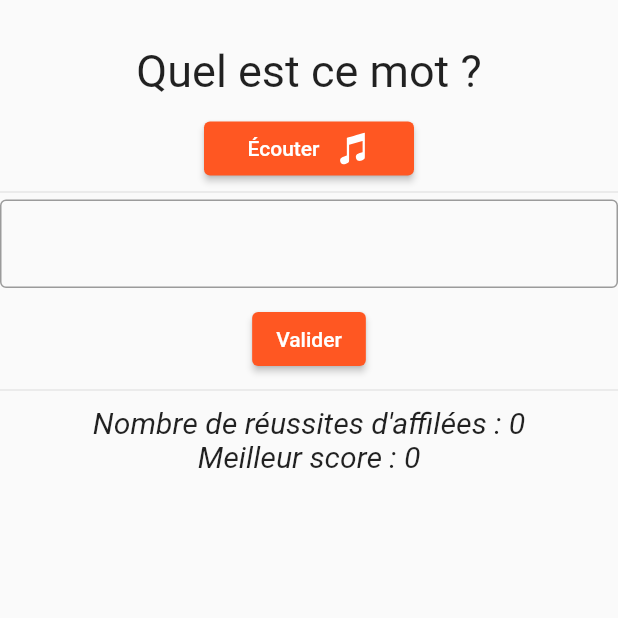
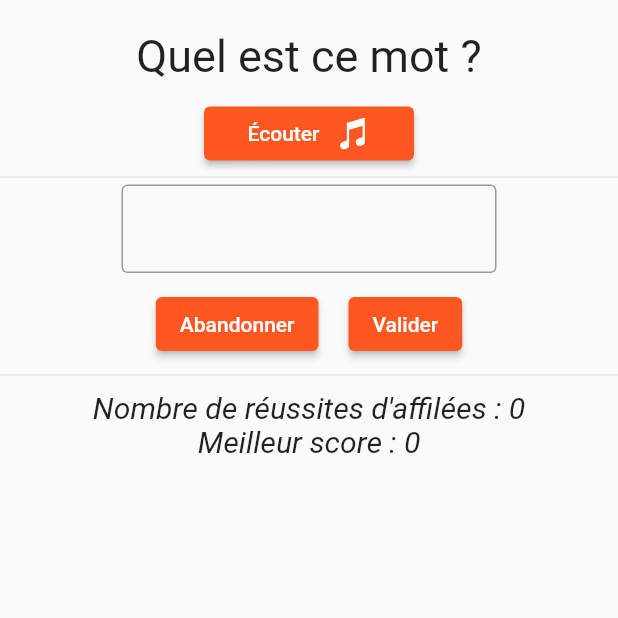
Before and after one commit to Jehxon/MorseTrainer, a Flutter app: the GuessWordPage screen opened directly, after a tap on "Valider", on a phone screen of 412 x 824 dp, the top half of it. Run offline on Flutter 3.47's test engine with Material 2 defaults, Android fonts, the phone set to English and light mode, and no system bars; our stand-ins replace audioplayers, flutter_colorpicker, ionicons, shared_preferences; accounts and stored records are empty.

Commit message:
Fixed small bugs + added full word guess game

```diff
--- a/lib/models/audio_players.dart
+++ b/lib/models/audio_players.dart
@@ -2,9 +2,6 @@ import 'package:audioplayers/audioplayers.dart';
 
 class Audio {
   static final AudioPlayer player = AudioPlayer();
-  Audio() {
-    player.setPlayerMode(PlayerMode.lowLatency);
-  }
   Future<void> play(String assetPath) async {
     await player.play(AssetSource(assetPath));
   }
--- a/lib/widgets/modes/guess_letter_page.dart
+++ b/lib/pages/guess_letter_page.dart
@@ -119,6 +119,9 @@ class _GuessLetterPageState extends State<GuessLetterPage> {
     if (isRightChoice(choicesLetters[choiceId])) {
       setState(() {
         streak += 1;
+        for(int i = 0; i < choicesStates.length; i++){
+          choicesStates[i] = ChoiceState.wronglyGuessed;
+        }
         choicesStates[choiceId] = ChoiceState.correctlyGuessed;
       });
       if (streak > preferences["guessLetterHighScore"]!) {
--- a/lib/widgets/modes/guess_word_page.dart
+++ b/lib/pages/guess_word_page.dart
@@ -1,4 +1,5 @@
 import 'dart:math';
+import 'package:flutter/services.dart';
 import 'package:flutter/material.dart';
 import 'package:ionicons/ionicons.dart';
 import 'package:morse_trainer/global.dart';
@@ -27,6 +28,7 @@ class _GuessWordPageState extends State<GuessWordPage> {
   String currentGuess = "";
   bool correctGuess = false;
   int streak = 0;
+  final TextEditingController textEditingController = TextEditingController();
 
   @override
   void initState() {
@@ -34,6 +36,12 @@ class _GuessWordPageState extends State<GuessWordPage> {
     wordToFindFormatted = "";
     drawNewWordToGuess();
     super.initState();
+  }
+
+  @override
+  void dispose() {
+    textEditingController.dispose();
+    super.dispose();
   }
 
   void drawNewWordToGuess() {
@@ -46,6 +54,7 @@ class _GuessWordPageState extends State<GuessWordPage> {
       wordToFindFormatted = formatWord(wordToFind);
       currentGuess = "";
       correctGuess = false;
+      textEditingController.clear();
     });
     playWord(wordToFindFormatted);
   }
@@ -59,8 +68,7 @@ class _GuessWordPageState extends State<GuessWordPage> {
     return formatWord(word) == wordToFindFormatted;
   }
 
-  Future<void> onGuess() async {
-    if (isRightWord(currentGuess)) {
+  Future<void> onGoodGuess() async {
     setState(() {
       streak += 1;
       correctGuess = true;
@@ -72,12 +80,21 @@ class _GuessWordPageState extends State<GuessWordPage> {
     await audioPlayer.play("sounds/correct_guess.mp3");
     await Future.delayed(const Duration(seconds: 1));
     drawNewWordToGuess();
-    } else {
+  }
+
+  Future<void> onWrongGuess() async {
     setState(() {
       streak = 0;
-        currentGuess = "";
     });
     await audioPlayer.play("sounds/wrong_guess.mp3");
+  }
+
+  Future<void> onGuess() async {
+    print(wordToFindFormatted);
+    if (isRightWord(currentGuess)) {
+      await onGoodGuess();
+    } else {
+      await onWrongGuess();
     }
   }
 
@@ -87,7 +104,7 @@ class _GuessWordPageState extends State<GuessWordPage> {
       body: Center(
         child: Column(
           children: [
-            const SizedBox(height: 30),
+            const SizedBox(height: 20),
             const Text(
               "Quel est ce mot ?",
               style: TextStyle(
@@ -116,8 +133,20 @@ class _GuessWordPageState extends State<GuessWordPage> {
               onChanged: (String s) {
                 currentGuess = s;
               },
+              onSubmitted: (String s) {
+                onGuess();
+              },
+              onEditingComplete: () {}, // this prevents keyboard from closing
+              controller: textEditingController,
+              textInputAction: TextInputAction.send,
+              keyboardType: TextInputType.text,
+              enableSuggestions: false,
+              textAlign: TextAlign.center,
               decoration: InputDecoration(
                 border: const OutlineInputBorder(),
+                constraints: const BoxConstraints(
+                  maxWidth: 250,
+                ),
                 focusedBorder: OutlineInputBorder(
                   borderSide: BorderSide(
                     color: correctGuess
@@ -129,6 +158,25 @@ class _GuessWordPageState extends State<GuessWordPage> {
               ),
             ),
             const SizedBox(height: 10),
+            Row(
+              mainAxisAlignment: MainAxisAlignment.center,
+              children: [
+                ElevatedButton(
+                  style: const ButtonStyle(
+                    maximumSize: MaterialStatePropertyAll<Size>(Size(150, 200)),
+                  ),
+                  onPressed: () async {
+                    setState(() {
+                      textEditingController.clear();
+                      textEditingController.text = wordToFind;
+                    });
+                    await onWrongGuess();
+                    await Future.delayed(const Duration(seconds: 1));
+                    drawNewWordToGuess();
+                  },
+                  child: const Text("Abandonner"),
+                ),
+                const SizedBox(width: 20),
                 ElevatedButton(
                   style: const ButtonStyle(
                     maximumSize: MaterialStatePropertyAll<Size>(Size(150, 200)),
@@ -137,6 +185,8 @@ class _GuessWordPageState extends State<GuessWordPage> {
                     onGuess();
                   },
                   child: const Text("Valider"),
+                ),
+              ],
             ),
             const Divider(height: 20),
             Text(
--- a/lib/models/int_picker.dart
+++ b/lib/pickers/int_picker.dart
@@ -32,7 +32,7 @@ class _IntPickerState extends State<IntPicker> {
   Widget build(BuildContext context) {
     return Column(
       children: [
-        Text("$currentValue"),
+        Text("${currentValue.toInt()}"),
         Slider(
           value: currentValue,
           min: widget.minValue.toDouble(),
```
Also changed, not shown: lib/home_page.dart (+5 -5 lines), lib/pages/parameters_page.dart (renamed from lib/widgets/parameters_page.dart, +10 -4 lines), lib/pages/guess_sound_page.dart (renamed from lib/widgets/modes/guess_sound_page.dart), lib/pages/learning_page.dart (renamed from lib/widgets/modes/learning_page.dart), lib/pickers/color_picker.dart (renamed from lib/models/color_picker.dart), 1 other file. Lines whose indentation alone changed are shown as unchanged.
